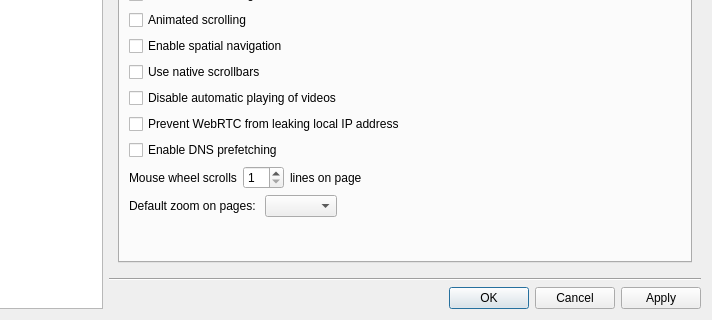
This is src/lib/preferences/preferences.ui in KDE/falkon as Qt 5 draws it before an edit; both pictures show x 128 to 840 and y 230 to 550 of the 840 by 550 pixel window. The edited form follows.
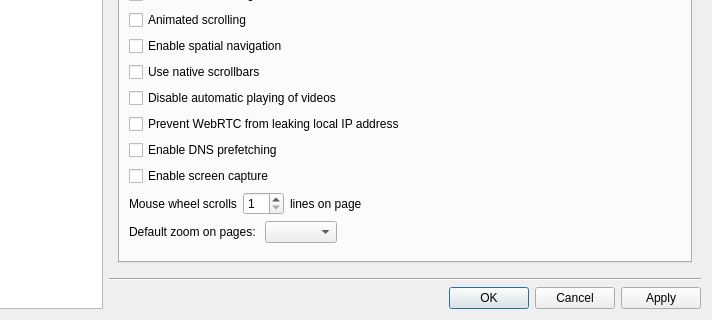
This is the edited form. The open tabs and pages were chosen to show the change. Custom widgets are drawn as their Qt base class.

Commit message: Implement QtWE ScreenCaptureEnabled option

```diff
--- a/src/lib/preferences/preferences.ui
+++ b/src/lib/preferences/preferences.ui
@@ -1089,6 +1089,13 @@
                    </property>
                   </widget>
                  </item>
+                 <item>
+                  <widget class="QCheckBox" name="screenCaptureEnabled">
+                   <property name="text">
+                    <string>Enable screen capture</string>
+                   </property>
+                  </widget>
+                 </item>
                 </layout>
                </item>
                <item row="2" column="0">
```
The commit also changes 2 other files.
